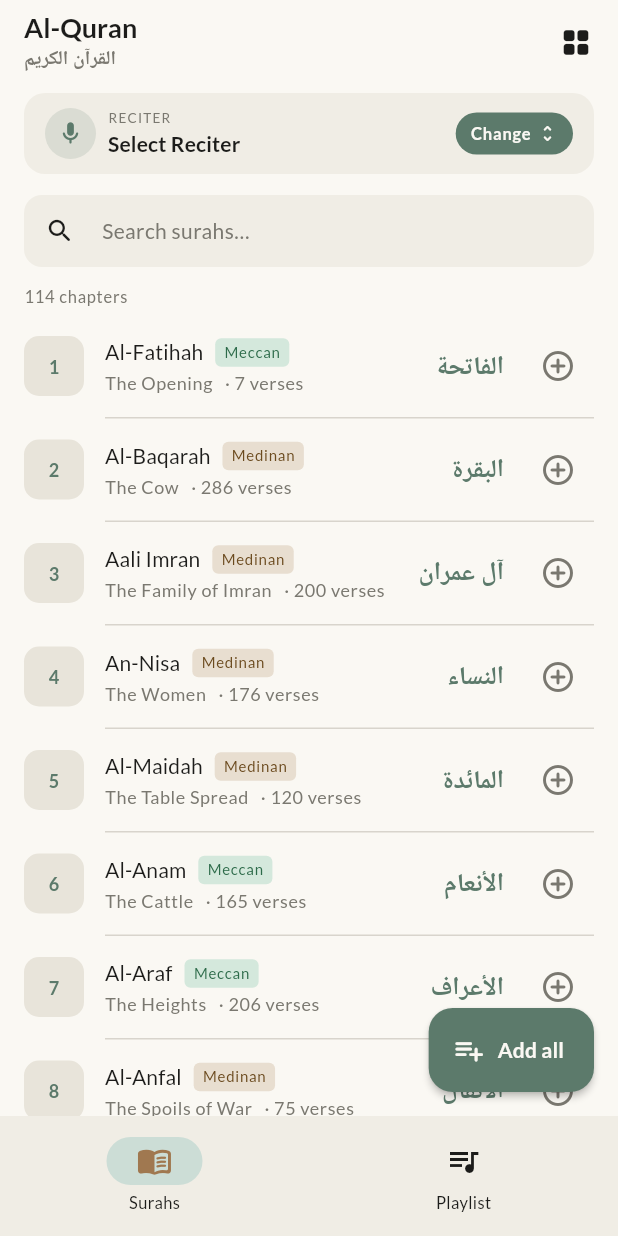
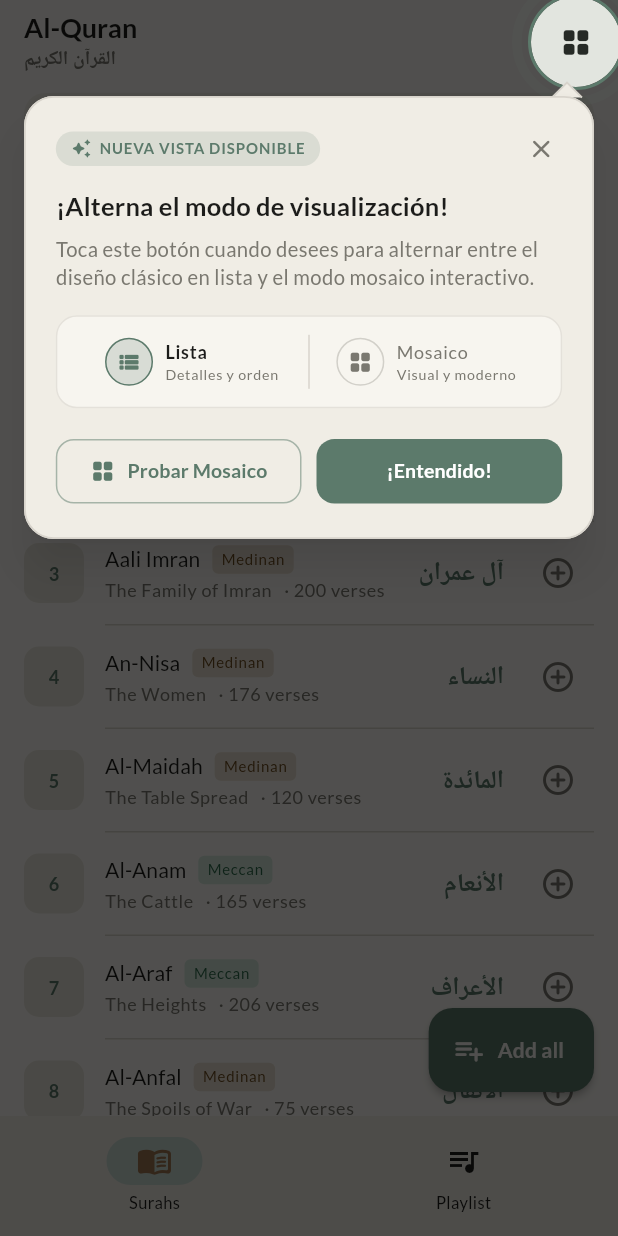
Before and after one commit to OnlyShoky/Quran-Player, a Flutter app: the screen it shows after launch, on a phone screen of 412 x 824 dp. Run offline on Flutter 3.47's test engine with Material 3 defaults, Android fonts, the phone set to English and light mode, and no system bars; our stand-ins replace go_router, google_fonts, just_audio, shared_preferences; missing offline and left inert: audio_session; network calls fail; Roboto replaces fonts that are missing (Amiri); statements that could not run were skipped.

Commit message:
feat overlay spotlight

```diff
--- a/lib/features/surah_list/surah_list_screen.dart
+++ b/lib/features/surah_list/surah_list_screen.dart
@@ -9,6 +9,7 @@
 import '../../shared/widgets/surah_tile.dart';
 import '../../shared/widgets/mosaic_grid_view.dart';
 import '../../shared/widgets/reciter_selector_sheet.dart';
+import '../../shared/widgets/view_mode_tutorial_overlay.dart';
 import '../../shared/utils/app_snackbar.dart';
 
 class SurahListScreen extends StatefulWidget {
@@ -20,12 +21,67 @@
 
 class _SurahListScreenState extends State<SurahListScreen> {
   final _searchController = TextEditingController();
+  final GlobalKey _viewModeButtonKey = GlobalKey();
+  OverlayEntry? _tutorialOverlayEntry;
+  bool _tutorialScheduled = false;
   String _query = '';
 
   @override
+  void initState() {
+    super.initState();
+    WidgetsBinding.instance.addPostFrameCallback((_) => _checkAndShowTutorial());
+  }
+
+  @override
   void dispose() {
+    _removeTutorialOverlay();
     _searchController.dispose();
     super.dispose();
+  }
+
+  void _removeTutorialOverlay() {
+    _tutorialOverlayEntry?.remove();
+    _tutorialOverlayEntry = null;
+  }
+
+  void _checkAndShowTutorial() {
+    if (!mounted || _tutorialOverlayEntry != null) return;
+    final viewMode = context.read<ViewModeProvider>();
+    if (!viewMode.shouldShowTutorial) return;
+
+    final renderBox =
+        _viewModeButtonKey.currentContext?.findRenderObject() as RenderBox?;
+    if (renderBox == null || !renderBox.hasSize) {
+      if (!_tutorialScheduled) {
+        _tutorialScheduled = true;
+        WidgetsBinding.instance.addPostFrameCallback((_) {
+          _tutorialScheduled = false;
+          _checkAndShowTutorial();
+        });
+      }
+      return;
+    }
+
+    final targetOffset = renderBox.localToGlobal(Offset.zero);
+    final targetRect = targetOffset & renderBox.size;
+
+    _tutorialOverlayEntry = OverlayEntry(
+      builder: (ctx) => ViewModeTutorialOverlay(
+        targetRect: targetRect,
+        isMosaic: viewMode.mode == ViewMode.mosaic,
+        onDismiss: () {
+          _removeTutorialOverlay();
+          viewMode.completeTutorial();
+        },
+        onToggleMode: () {
+          _removeTutorialOverlay();
+          viewMode.toggle();
+          viewMode.completeTutorial();
+        },
+      ),
+    );
+
+    Overlay.of(context, rootOverlay: true).insert(_tutorialOverlayEntry!);
   }
 
   @override
@@ -36,6 +92,16 @@
     final viewMode = context.watch<ViewModeProvider>();
     final surahs = MockData.surahs;
     final isMosaic = viewMode.mode == ViewMode.mosaic;
+
+    if (viewMode.shouldShowTutorial &&
+        _tutorialOverlayEntry == null &&
+        !_tutorialScheduled) {
+      _tutorialScheduled = true;
+      WidgetsBinding.instance.addPostFrameCallback((_) {
+        _tutorialScheduled = false;
+        _checkAndShowTutorial();
+      });
+    }
 
     final filtered = _query.isEmpty
         ? surahs
@@ -70,6 +136,7 @@
             actions: [
               // --- View mode toggle ---
               IconButton(
+                key: _viewModeButtonKey,
                 icon: AnimatedSwitcher(
                   duration: const Duration(milliseconds: 200),
                   transitionBuilder: (child, animation) => ScaleTransition(
--- a/lib/shared/providers/view_mode_provider.dart
+++ b/lib/shared/providers/view_mode_provider.dart
@@ -7,9 +7,15 @@
 /// Persists the user's preference across app restarts.
 class ViewModeProvider extends ChangeNotifier {
   static const _key = 'surah_view_mode';
+  static const _tutorialKey = 'has_seen_view_mode_tutorial';
 
   ViewMode _mode = ViewMode.list;
   ViewMode get mode => _mode;
+
+  bool _hasSeenTutorial = true; // default true until storage is checked
+  bool _isTutorialLoaded = false;
+  bool get shouldShowTutorial => _isTutorialLoaded && !_hasSeenTutorial;
+  bool get hasSeenTutorial => _hasSeenTutorial;
 
   ViewModeProvider() {
     _load();
@@ -20,8 +26,10 @@
     final stored = prefs.getString(_key);
     if (stored == 'mosaic') {
       _mode = ViewMode.mosaic;
-      notifyListeners();
     }
+    _hasSeenTutorial = prefs.getBool(_tutorialKey) ?? false;
+    _isTutorialLoaded = true;
+    notifyListeners();
   }
 
   void toggle() {
@@ -30,6 +38,22 @@
     _save();
   }
 
+  Future<void> completeTutorial() async {
+    if (_hasSeenTutorial) return;
+    _hasSeenTutorial = true;
+    notifyListeners();
+    final prefs = await SharedPreferences.getInstance();
+    await prefs.setBool(_tutorialKey, true);
+  }
+
+  Future<void> resetTutorial() async {
+    _hasSeenTutorial = false;
+    _isTutorialLoaded = true;
+    notifyListeners();
+    final prefs = await SharedPreferences.getInstance();
+    await prefs.remove(_tutorialKey);
+  }
+
   Future<void> _save() async {
     final prefs = await SharedPreferences.getInstance();
     await prefs.setString(_key, _mode == ViewMode.mosaic ? 'mosaic' : 'list');
--- /dev/null
+++ b/lib/shared/widgets/view_mode_tutorial_overlay.dart
@@ -0,0 +1,567 @@
+import 'dart:math' as math;
+import 'package:flutter/material.dart';
+import '../../core/constants/app_colors.dart';
+
+class ViewModeTutorialOverlay extends StatefulWidget {
+  final Rect targetRect;
+  final VoidCallback onDismiss;
+  final VoidCallback onToggleMode;
+  final bool isMosaic;
+
+  const ViewModeTutorialOverlay({
+    super.key,
+    required this.targetRect,
+    required this.onDismiss,
+    required this.onToggleMode,
+    required this.isMosaic,
+  });
+
+  @override
+  State<ViewModeTutorialOverlay> createState() => _ViewModeTutorialOverlayState();
+}
+
+class _ViewModeTutorialOverlayState extends State<ViewModeTutorialOverlay>
+    with TickerProviderStateMixin {
+  late final AnimationController _entranceController;
+  late final Animation<double> _fadeAnimation;
+  late final Animation<double> _scaleAnimation;
+
+  late final AnimationController _pulseController;
+  late final Animation<double> _pulseAnimation;
+
+  @override
+  void initState() {
+    super.initState();
+    _entranceController = AnimationController(
+      vsync: this,
+      duration: const Duration(milliseconds: 350),
+    );
+    _fadeAnimation = CurvedAnimation(
+      parent: _entranceController,
+      curve: Curves.easeOut,
+    );
+    _scaleAnimation = Tween<double>(begin: 0.92, end: 1.0).animate(
+      CurvedAnimation(
+        parent: _entranceController,
+        curve: Curves.easeOutBack,
+      ),
+    );
+
+    _pulseController = AnimationController(
+      vsync: this,
+      duration: const Duration(milliseconds: 1600),
+    )..repeat(reverse: true);
+
+    _pulseAnimation = Tween<double>(begin: 0.0, end: 8.0).animate(
+      CurvedAnimation(parent: _pulseController, curve: Curves.easeInOut),
+    );
+
+    _entranceController.forward();
+  }
+
+  @override
+  void dispose() {
+    _entranceController.dispose();
+    _pulseController.dispose();
+    super.dispose();
+  }
+
+  void _handleDismiss() async {
+    await _entranceController.reverse();
+    widget.onDismiss();
+  }
+
+  void _handleToggle() async {
+    await _entranceController.reverse();
+    widget.onToggleMode();
+  }
+
+  @override
+  Widget build(BuildContext context) {
+    final theme = Theme.of(context);
+    final isDark = theme.brightness == Brightness.dark;
+    final primaryColor = isDark ? AppColors.primaryDark : AppColors.primaryLight;
+    final screenSize = MediaQuery.of(context).size;
+
+    final targetCenter = widget.targetRect.center;
+    final targetRadius = (math.max(widget.targetRect.width, widget.targetRect.height) / 2) + 6;
+
+    // Calculate vertical position for the card
+    final cardTop = widget.targetRect.bottom + 12;
+
+    return AnimatedBuilder(
+      animation: Listenable.merge([_fadeAnimation, _pulseAnimation]),
+      builder: (context, child) {
+        return Opacity(
+          opacity: _fadeAnimation.value,
+          child: Stack(
+            children: [
+              // 1. Semi-transparent backdrop with spotlight cut-out
+              Positioned.fill(
+                child: GestureDetector(
+                  behavior: HitTestBehavior.opaque,
+                  onTap: _handleDismiss,
+                  child: CustomPaint(
+                    painter: _SpotlightPainter(
+                      targetCenter: targetCenter,
+                      targetRadius: targetRadius,
+                      pulseOffset: _pulseAnimation.value,
+                      primaryColor: primaryColor,
+                    ),
+                  ),
+                ),
+              ),
+
+              // 2. Clickable active area directly over the target button
+              Positioned(
+                left: targetCenter.dx - targetRadius,
+                top: targetCenter.dy - targetRadius,
+                width: targetRadius * 2,
+                height: targetRadius * 2,
+                child: GestureDetector(
+                  onTap: _handleToggle,
+                  child: Container(
+                    decoration: BoxDecoration(
+                      shape: BoxShape.circle,
+                      color: primaryColor.withValues(alpha: 0.15),
+                    ),
+                  ),
+                ),
+              ),
+
+              // 3. Pointer arrow pointing upwards to the target button
+              Positioned(
+                top: cardTop - 9,
+                left: (targetCenter.dx - 10).clamp(24.0, screenSize.width - 44.0),
+                child: CustomPaint(
+                  size: const Size(20, 10),
+                  painter: _ArrowPainter(
+                    color: isDark
+                        ? AppColors.surfaceContainerDark
+                        : AppColors.surfaceContainerLight,
+                    borderColor: isDark
+                        ? AppColors.outlineDark
+                        : AppColors.outlineLight,
+                  ),
+                ),
+              ),
+
+              // 4. Tutorial Card
+              Positioned(
+                top: cardTop,
+                left: 16,
+                right: 16,
+                child: Transform.scale(
+                  scale: _scaleAnimation.value,
+                  alignment: Alignment(
+                    (targetCenter.dx / screenSize.width) * 2 - 1,
+                    -1.0,
+                  ),
+                  child: Material(
+                    elevation: 12,
+                    shadowColor: Colors.black.withValues(alpha: 0.4),
+                    color: isDark
+                        ? AppColors.surfaceContainerDark
+                        : AppColors.surfaceContainerLight,
+                    borderRadius: BorderRadius.circular(20),
+                    child: Container(
+                      padding: const EdgeInsets.all(20),
+                      decoration: BoxDecoration(
+                        borderRadius: BorderRadius.circular(20),
+                        border: Border.all(
+                          color: isDark
+                              ? AppColors.outlineDark
+                              : AppColors.outlineLight,
+                          width: 1.2,
+                        ),
+                      ),
+                      child: Column(
+                        mainAxisSize: MainAxisSize.min,
+                        crossAxisAlignment: CrossAxisAlignment.start,
+                        children: [
+                          // Header badge & close button
+                          Row(
+                            mainAxisAlignment: MainAxisAlignment.spaceBetween,
+                            children: [
+                              Container(
+                                padding: const EdgeInsets.symmetric(
+                                  horizontal: 10,
+                                  vertical: 4,
+                                ),
+                                decoration: BoxDecoration(
+                                  color: primaryColor.withValues(alpha: 0.15),
+                                  borderRadius: BorderRadius.circular(12),
+                                ),
+                                child: Row(
+                                  mainAxisSize: MainAxisSize.min,
+                                  children: [
+                                    Icon(
+                                      Icons.auto_awesome_rounded,
+                                      size: 14,
+                                      color: primaryColor,
+                                    ),
+                                    const SizedBox(width: 5),
+                                    Text(
+                                      'NUEVA VISTA DISPONIBLE',
+                                      style: theme.textTheme.labelSmall?.copyWith(
+                                        color: primaryColor,
+                                        fontWeight: FontWeight.w700,
+                                        letterSpacing: 0.6,
+                                        fontSize: 10,
+                                      ),
+                                    ),
+                                  ],
+                                ),
+                              ),
+                              GestureDetector(
+                                onTap: _handleDismiss,
+                                child: Padding(
+                                  padding: const EdgeInsets.all(4),
+                                  child: Icon(
+                                    Icons.close_rounded,
+                                    size: 20,
+                                    color: isDark
+                                        ? AppColors.mutedDark
+                                        : AppColors.mutedLight,
+                                  ),
+                                ),
+                              ),
+                            ],
+                          ),
+
+                          const SizedBox(height: 12),
+
+                          // Title
+                          Text(
+                            '¡Alterna el modo de visualización!',
+                            style: theme.textTheme.titleMedium?.copyWith(
+                              fontWeight: FontWeight.bold,
+                              fontSize: 17,
+                            ),
+                          ),
+
+                          const SizedBox(height: 6),
+
+                          // Description
+                          Text(
+                            'Toca este botón cuando desees para alternar entre el diseño clásico en lista y el modo mosaico interactivo.',
+                            style: theme.textTheme.bodyMedium?.copyWith(
+                              color: isDark
+                                  ? AppColors.mutedDark
+                                  : AppColors.mutedLight,
+                              height: 1.4,
+                              fontSize: 13.5,
+                            ),
+                          ),
+
+                          const SizedBox(height: 16),
+
+                          // Visual explanation cards
+                          Container(
+                            padding: const EdgeInsets.all(12),
+                            decoration: BoxDecoration(
+                              color: (isDark
+                                      ? AppColors.surfaceDark
+                                      : AppColors.surfaceLight)
+                                  .withValues(alpha: 0.7),
+                              borderRadius: BorderRadius.circular(14),
+                              border: Border.all(
+                                color: (isDark
+                                        ? AppColors.outlineDark
+                                        : AppColors.outlineLight)
+                                    .withValues(alpha: 0.6),
+                              ),
+                            ),
+                            child: Row(
+                              children: [
+                                Expanded(
+                                  child: _ModePreviewItem(
+                                    icon: Icons.view_list_rounded,
+                                    title: 'Lista',
+                                    description: 'Detalles y orden',
+                                    isActive: !widget.isMosaic,
+                                    activeColor: primaryColor,
+                                  ),
+                                ),
+                                Container(
+                                  width: 1,
+                                  height: 36,
+                                  color: isDark
+                                      ? AppColors.outlineDark
+                                      : AppColors.outlineLight,
+                                ),
+                                Expanded(
+                                  child: _ModePreviewItem(
+                                    icon: Icons.grid_view_rounded,
+                                    title: 'Mosaico',
+                                    description: 'Visual y moderno',
+                                    isActive: widget.isMosaic,
+                                    activeColor: primaryColor,
+                                  ),
+                                ),
+                              ],
+                            ),
+                          ),
+
+                          const SizedBox(height: 18),
+
+                          // Actions
+                          Row(
+                            children: [
+                              Expanded(
+                                child: OutlinedButton.icon(
+                                  onPressed: _handleToggle,
+                                  icon: Icon(
+                                    widget.isMosaic
+                                        ? Icons.view_list_rounded
+                                        : Icons.grid_view_rounded,
+                                    size: 17,
+                                    color: primaryColor,
+                                  ),
+                                  label: Text(
+                                    widget.isMosaic
+                                        ? 'Ver Lista'
+                                        : 'Probar Mosaico',
+                                    style: TextStyle(
+                                      color: primaryColor,
+                                      fontWeight: FontWeight.w600,
+                                      fontSize: 13,
+                                    ),
+                                  ),
+                                  style: OutlinedButton.styleFrom(
+                                    padding: const EdgeInsets.symmetric(
+                                        vertical: 12),
+                                    side: BorderSide(
+                                      color: primaryColor.withValues(alpha: 0.5),
+                                    ),
+                                    shape: RoundedRectangleBorder(
+                                      borderRadius: BorderRadius.circular(12),
+                                    ),
+                                  ),
+                                ),
+                              ),
+                              const SizedBox(width: 10),
+                              Expanded(
+                                child: ElevatedButton(
+                                  onPressed: _handleDismiss,
+                                  style: ElevatedButton.styleFrom(
+                                    backgroundColor: primaryColor,
+                                    foregroundColor: Colors.white,
+                                    padding: const EdgeInsets.symmetric(
+                                        vertical: 12),
+                                    elevation: 0,
+                                    shape: RoundedRectangleBorder(
+                                      borderRadius: BorderRadius.circular(12),
+                                    ),
+                                  ),
+                                  child: const Text(
+                                    '¡Entendido!',
+                                    style: TextStyle(
+                                      fontWeight: FontWeight.bold,
+                                      fontSize: 13,
+                                    ),
+                                  ),
+                                ),
+                              ),
+                            ],
+                          ),
+                        ],
+                      ),
+                    ),
+                  ),
+                ),
+              ),
+            ],
+          ),
+        );
+      },
+    );
+  }
+}
+
+class _ModePreviewItem extends StatelessWidget {
+  final IconData icon;
+  final String title;
+  final String description;
+  final bool isActive;
+  final Color activeColor;
+
+  const _ModePreviewItem({
+    required this.icon,
+    required this.title,
+    required this.description,
+    required this.isActive,
+    required this.activeColor,
+  });
+
+  @override
+  Widget build(BuildContext context) {
+    final theme = Theme.of(context);
+    final isDark = theme.brightness == Brightness.dark;
+
+    return Row(
+      mainAxisAlignment: MainAxisAlignment.center,
+      children: [
+        Container(
+          width: 32,
+          height: 32,
+          decoration: BoxDecoration(
+            color: isActive
+                ? activeColor.withValues(alpha: 0.2)
+                : Colors.transparent,
+            shape: BoxShape.circle,
+            border: Border.all(
+              color: isActive
+                  ? activeColor
+                  : (isDark ? AppColors.mutedDark : AppColors.mutedLight)
+                      .withValues(alpha: 0.3),
+            ),
+          ),
+          child: Icon(
+            icon,
+            size: 17,
+            color: isActive
+                ? activeColor
+                : (isDark ? AppColors.mutedDark : AppColors.mutedLight),
+          ),
+        ),
+        const SizedBox(width: 8),
+        Column(
+          crossAxisAlignment: CrossAxisAlignment.start,
+          children: [
+            Text(
+              title,
+              style: theme.textTheme.labelMedium?.copyWith(
+                fontWeight: isActive ? FontWeight.bold : FontWeight.w500,
+                color: isActive
+                    ? (isDark
+                        ? AppColors.onSurfaceDark
+                        : AppColors.onSurfaceLight)
+                    : (isDark ? AppColors.mutedDark : AppColors.mutedLight),
+              ),
+            ),
+            Text(
+              description,
+              style: theme.textTheme.labelSmall?.copyWith(
+                fontSize: 9.5,
+                color: isDark ? AppColors.mutedDark : AppColors.mutedLight,
+              ),
+            ),
+          ],
+        ),
+      ],
+    );
+  }
+}
+
+class _SpotlightPainter extends CustomPainter {
+  final Offset targetCenter;
+  final double targetRadius;
+  final double pulseOffset;
+  final Color primaryColor;
+
+  _SpotlightPainter({
+    required this.targetCenter,
+    required this.targetRadius,
+    required this.pulseOffset,
+    required this.primaryColor,
+  });
+
+  @override
+  void paint(Canvas canvas, Size size) {
+    // 1. Semi-transparent backdrop
+    final backgroundPaint = Paint()
+      ..color = Colors.black.withValues(alpha: 0.68)
+      ..style = PaintingStyle.fill;
+
+    // Create path with cut-out hole
+    final backgroundPath = Path()
+      ..addRect(Rect.fromLTWH(0, 0, size.width, size.height));
+
+    final holePath = Path()
+      ..addOval(
+        Rect.fromCircle(
+          center: targetCenter,
+          radius: targetRadius,
+        ),
+      );
+
+    final resultPath = Path.combine(
+      PathOperation.difference,
+      backgroundPath,
+      holePath,
+    );
+
+    canvas.drawPath(resultPath, backgroundPaint);
+
+    // 2. Pulsing spotlight halo ring around hole
+    final pulsePaint = Paint()
+      ..color = primaryColor.withValues(
+        alpha: (0.4 - (pulseOffset / 20.0)).clamp(0.08, 0.4),
+      )
+      ..style = PaintingStyle.stroke
+      ..strokeWidth = 2.5 + (pulseOffset * 0.5);
+
+    canvas.drawCircle(
+      targetCenter,
+      targetRadius + 2 + pulseOffset,
+      pulsePaint,
+    );
+
+    // 3. Crisp inner ring around target
+    final innerRingPaint = Paint()
+      ..color = primaryColor
+      ..style = PaintingStyle.stroke
+      ..strokeWidth = 2.0;
+
+    canvas.drawCircle(
+      targetCenter,
+      targetRadius + 1,
+      innerRingPaint,
+    );
+  }
+
+  @override
+  bool shouldRepaint(covariant _SpotlightPainter oldDelegate) {
+    return oldDelegate.targetCenter != targetCenter ||
+        oldDelegate.targetRadius != targetRadius ||
+        oldDelegate.pulseOffset != pulseOffset ||
+        oldDelegate.primaryColor != primaryColor;
+  }
+}
+
+class _ArrowPainter extends CustomPainter {
+  final Color color;
+  final Color borderColor;
+
+  _ArrowPainter({required this.color, required this.borderColor});
+
+  @override
+  void paint(Canvas canvas, Size size) {
+    final path = Path()
+      ..moveTo(size.width / 2, 0)
+      ..lineTo(size.width, size.height)
+      ..lineTo(0, size.height)
+      ..close();
+
+    final fillPaint = Paint()
+      ..color = color
+      ..style = PaintingStyle.fill;
+
+    final borderPaint = Paint()
+      ..color = borderColor
+      ..style = PaintingStyle.stroke
+      ..strokeWidth = 1.2;
+
+    canvas.drawPath(path, fillPaint);
+    // Draw top 2 edges of arrow border
+    final borderPath = Path()
+      ..moveTo(0, size.height)
+      ..lineTo(size.width / 2, 0)
+      ..lineTo(size.width, size.height);
+    canvas.drawPath(borderPath, borderPaint);
+  }
+
+  @override
+  bool shouldRepaint(covariant _ArrowPainter oldDelegate) => false;
+}
```
Also changed, not shown: 1 other file.
